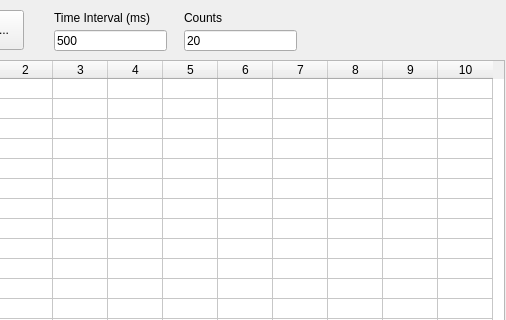
This is ui/experiment_window.ui in alchem0x2A/SGI as Qt 5 draws it before an edit; both pictures show x 86 to 592 and y 0 to 320 of the 592 by 511 pixel window. The edited form follows.
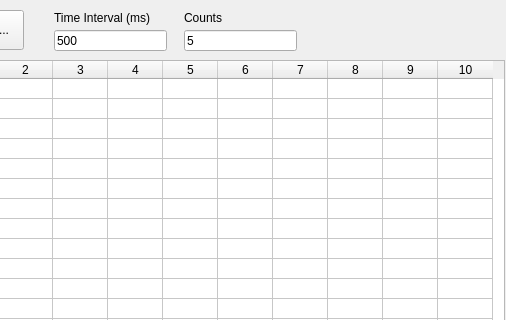
This is the edited form. Icons and pictures are not drawn.

Commit message: Enable multiple save script; Replace image still not working

Patch:
```diff
--- a/ui/experiment_window.ui
+++ b/ui/experiment_window.ui
@@ -133,7 +133,7 @@
     </rect>
    </property>
    <property name="text">
-    <string>20</string>
+    <string>5</string>
    </property>
   </widget>
   <widget class="QLabel" name="label_2">
```
The commit also changes 1 other file.
